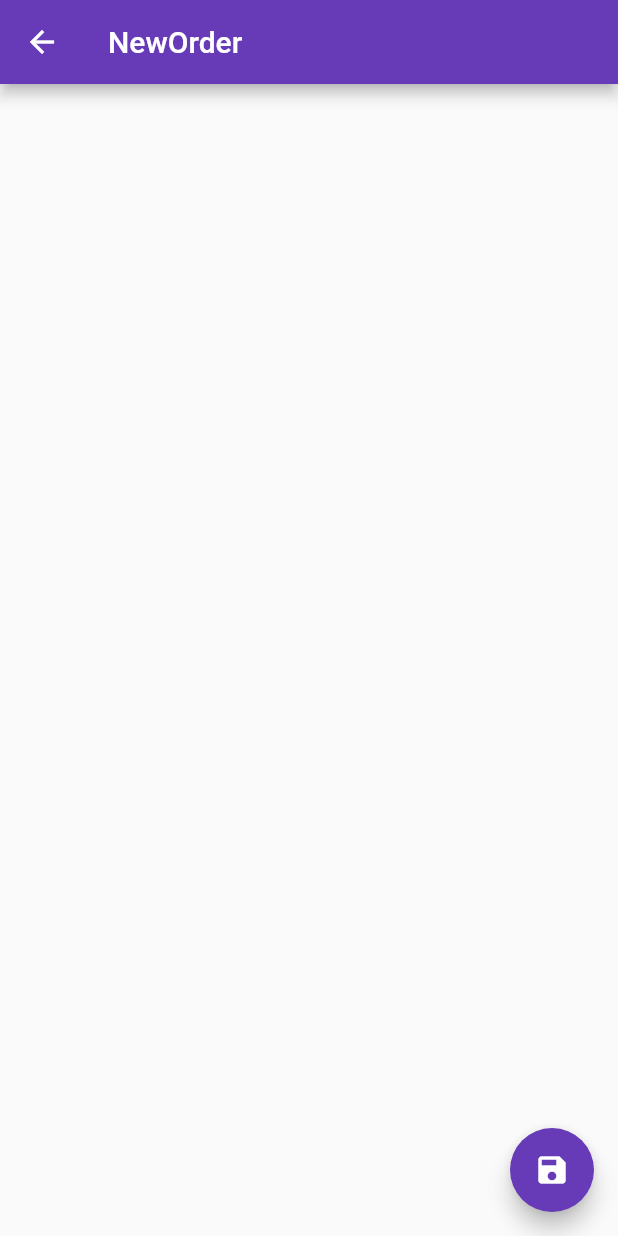
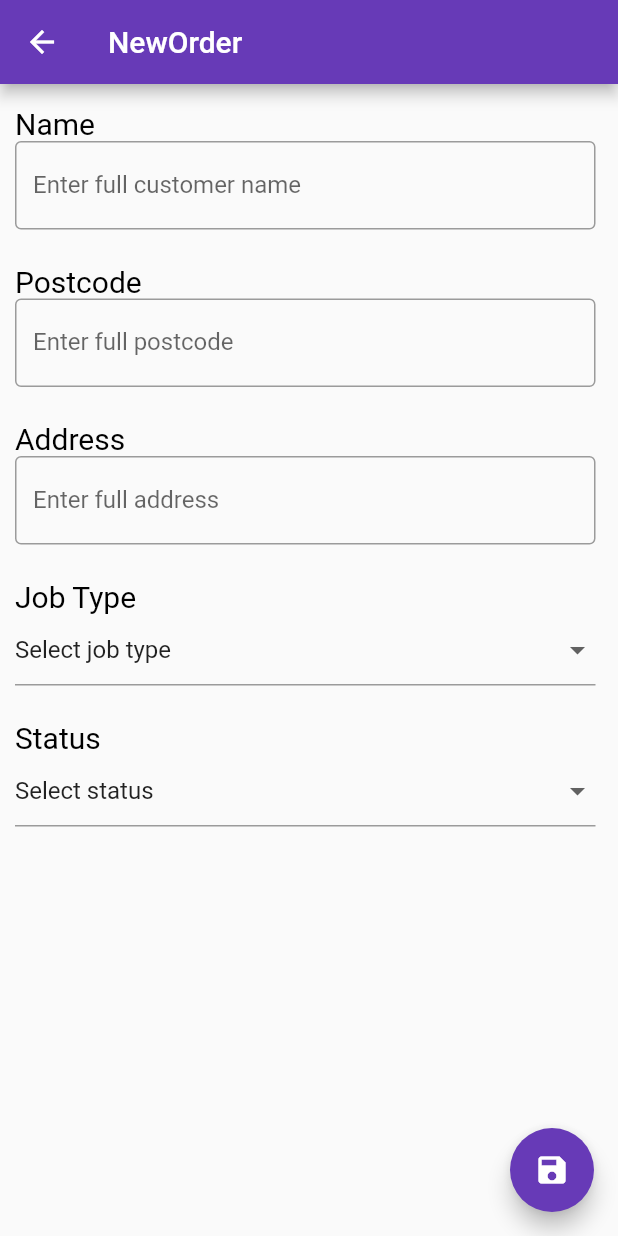
Before and after one commit to qJeffTheKiller/AAD, a Flutter app: the NewOrder screen opened directly, on a phone screen of 412 x 824 dp. Run offline on Flutter 3.47's test engine with Material 2 defaults, Android fonts, the light colour scheme and no system bars; our stand-ins replace sqflite; accounts and stored records are empty.

Commit message:
added more to new order page

```diff
--- a/lib/db_helper.dart
+++ b/lib/db_helper.dart
@@ -3,8 +3,18 @@ import 'package:sqflite/sqflite.dart' as sql;
 class SQLHelper{
   static Future<void> createTables(sql.Database database) async{
     await database.execute("""CREATE TABLE data(
-      id INTEGER PRIMARY KEY AUTOINCREMENT NOT NULL,
-
+      JOB_NUMBER INTEGER PRIMARY KEY AUTOINCREMENT NOT NULL,
+      NAME VARCHAR (20) NOT NULL,
+      POSTCODE VARCHAR (20) NOT NULL,
+      ADDRESS CHAR (25) NOT NULL,
+      TYPE_OF_JOB CHAR (20) NOT NULL,
+      STATUS CHAR (20) NOT NULL,
+      EMAIL CHAR (20),
+      PHONE CHAR (15),
+      SERIAL CHAR (40),
+      MODEL CHAR (40),
+      REPORT CHAR (300),
+      AVAILABILITY CHAR (20)
     )""");
   }
 }
--- a/lib/new_order.dart
+++ b/lib/new_order.dart
@@ -13,13 +13,13 @@ class NewOrder extends StatefulWidget {
   // always marked "final".
 
   final String title;
-
   @override
   State<NewOrder> createState() => _NewOrderState();
 }
 
 class _NewOrderState extends State<NewOrder> {
-
+  String jobTypeValue = 'Select job type';
+  String StatusValue = 'Select status';
 
   @override
   Widget build(BuildContext context) {
@@ -35,7 +35,8 @@ class _NewOrderState extends State<NewOrder> {
         // the App.build method, and use it to set our appbar title.
         title: Text(widget.title),
       ),
-      body: Center(
+      body: Padding(
+        padding: const EdgeInsets.fromLTRB(10, 15, 15, 0),
         // Center is a layout widget. It takes a single child and positions it
         // in the middle of the parent.
         child: Column(
@@ -55,8 +56,92 @@ class _NewOrderState extends State<NewOrder> {
           // horizontal).
           mainAxisAlignment: MainAxisAlignment.start,
           crossAxisAlignment: CrossAxisAlignment.start,
-          children: const <Widget>[
-
+          children: <Widget>[
+            const Text(
+              'Name',
+              style: TextStyle(
+                fontSize: 20,
+                color: Colors.black
+              ),
+            ),
+            // Solid text as fill.
+            TextFormField(
+              decoration: const InputDecoration(
+                border: OutlineInputBorder(),
+                labelText: 'Enter full customer name',
+              ),
+            ),
+            const Text(
+              '\nPostcode',
+              style: TextStyle(
+                  fontSize: 20,
+                  color: Colors.black
+              ),
+            ),
+            TextFormField(
+              decoration: const InputDecoration(
+                border: OutlineInputBorder(),
+                labelText: 'Enter full postcode',
+              ),
+            ),
+            const Text(
+              '\nAddress',
+              style: TextStyle(
+                  fontSize: 20,
+                  color: Colors.black
+              ),
+            ),
+            TextFormField(
+              decoration: const InputDecoration(
+                border: OutlineInputBorder(),
+                labelText: 'Enter full address',
+              ),
+            ),
+            const Text(
+              '\nJob Type',
+              style: TextStyle(
+                  fontSize: 20,
+                  color: Colors.black
+              ),
+            ),
+             DropdownButtonFormField(
+                value: jobTypeValue,
+                items: const [
+                  DropdownMenuItem(child: Text('Select job type'), value:'Select job type'),
+                  DropdownMenuItem(child: Text('Chargeable'), value:'Chargeable'),
+                  DropdownMenuItem(child: Text('Trade'), value:'Trade'),
+                  DropdownMenuItem(child: Text('Recall'), value:'Recall'),
+                  DropdownMenuItem(child: Text('Chargeable for parts'), value:'Chargeable for parts'),
+                  DropdownMenuItem(child: Text('Trade for parts'), value:'Trade for parts')
+                ],
+                onChanged:  (String? newValue) {
+                  setState(() {
+                    jobTypeValue = newValue!;
+                  });
+                },
+            ),
+            const Text(
+              '\nStatus',
+              style: TextStyle(
+                  fontSize: 20,
+                  color: Colors.black
+              ),
+            ),
+            DropdownButtonFormField(
+              value: StatusValue,
+              items: const [
+                DropdownMenuItem(child: Text('Select status'), value:'Select status'),
+                DropdownMenuItem(child: Text('Arrived'), value:'Arrived'),
+                DropdownMenuItem(child: Text('Completed'), value:'Completed'),
+                DropdownMenuItem(child: Text('Estimate sent'), value:'Estimate sent'),
+                DropdownMenuItem(child: Text('Parts on order'), value:'Parts on order')
+              ],
+              onChanged:  (String? newValue) {
+                setState(() {
+                  StatusValue = newValue!;
+                });
+              },
+            ),
           ],
         ),
       ),
```
